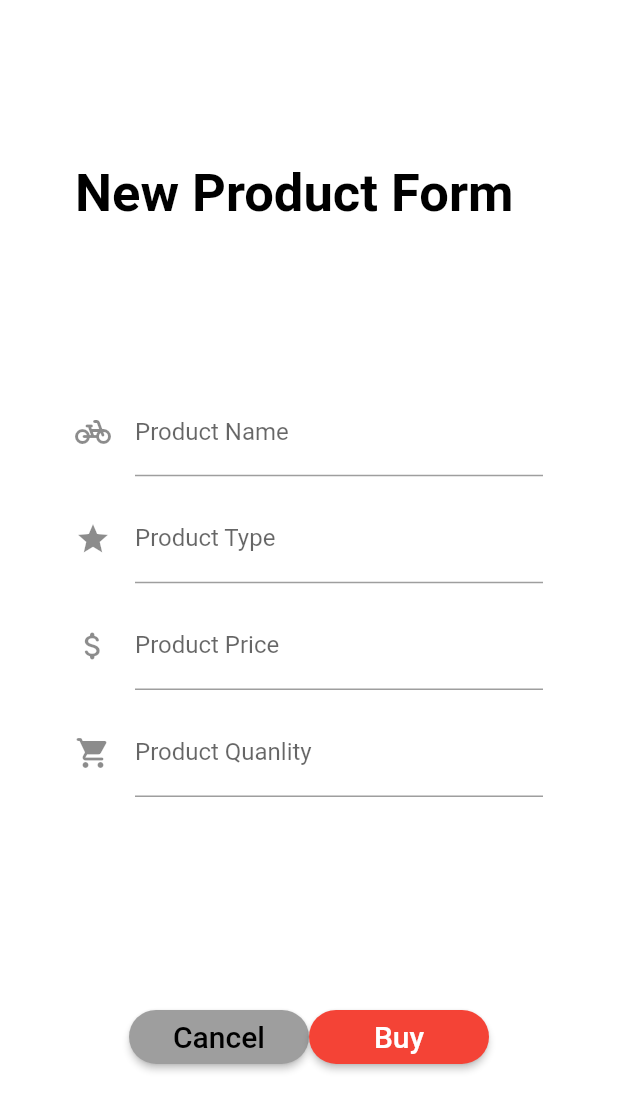
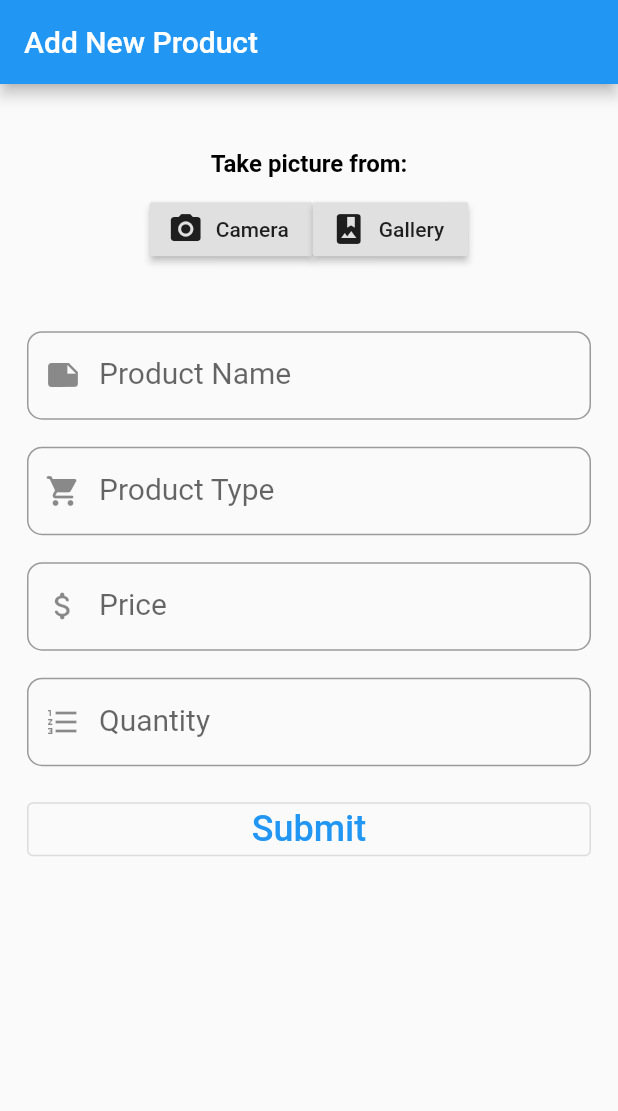
Before and after one commit to iskandar1998/com263592midtermstiw2044myshop1, a Flutter app: the screen it shows after launch, on a phone screen of 412 x 824 dp. Shown: the top 1111 px of the screen. Run offline on Flutter 3.47's test engine with Material 2 defaults, Android fonts, the phone set to English and light mode, and no system bars; our stand-ins replace fluttertoast, image_picker, modal_progress_hud.

Commit message:
second upload

```diff
--- a/lib/newproduct.dart
+++ b/lib/newproduct.dart
@@ -1,6 +1,51 @@
+import 'dart:io';
+
+import 'package:com263592midtermstiw2044myshop1/product.dart';
 import 'package:flutter/material.dart';
+import 'package:fluttertoast/fluttertoast.dart';
+import 'package:image_picker/image_picker.dart';
+import 'package:modal_progress_hud/modal_progress_hud.dart';
+import 'package:provider/provider.dart';
 
-class Newproduct extends StatelessWidget {
+class Newproduct extends StatefulWidget {
+  @override
+  _NewproductState createState() => _NewproductState();
+}
+
+class _NewproductState extends State<Newproduct> {
+  double screenHeight, screenWidth;
+
+  bool _isLoading = false;
+  final _formKey = GlobalKey<FormState>();
+  String _productName, _productType;
+  double _price;
+  int _quantity;
+
+  File _image;
+  final picker = ImagePicker();
+
+  Future getImagefromcamera() async {
+    final pickedImage = await picker.getImage(source: ImageSource.camera);
+    setState(() {
+      if (pickedImage != null) {
+        _image = File(pickedImage.path);
+      } else {
+        print("No Image Selected");
+      }
+    });
+  }
+
+  Future getImagefromGallery() async {
+    final pickedImage = await picker.getImage(source: ImageSource.gallery);
+    setState(() {
+      if (pickedImage != null) {
+        _image = File(pickedImage.path);
+      } else {
+        print("No Image Selected");
+      }
+    });
+  }
+
   Widget textField({
     @required String hintText,
   }) {
@@ -40,78 +85,194 @@ class Newproduct extends StatelessWidget {
 
   @override
   Widget build(BuildContext context) {
-    var prname;
-    var prtype;
-    var prprice;
-    var prqty;
-
+    screenHeight = MediaQuery.of(context).size.height;
+    screenWidth = MediaQuery.of(context).size.width;
     return Scaffold(
-      backgroundColor: Colors.white,
+      appBar: AppBar(
+        title: Text(
+          'Add New Product',
+        ),
+      ),
       body: SafeArea(
+        child: ModalProgressHUD(
+          inAsyncCall: _isLoading,
+          child: SingleChildScrollView(
+            child: Column(
+              mainAxisSize: MainAxisSize.min,
+              mainAxisAlignment: MainAxisAlignment.end,
+              crossAxisAlignment: CrossAxisAlignment.center,
+              children: [
+                Flexible(child: _imageSelector(context)),
+                Flexible(
                   child: Container(
-          margin: EdgeInsets.symmetric(horizontal: 50),
+                    margin: EdgeInsets.symmetric(horizontal: 18),
+                    child: Form(
+                      key: _formKey,
                       child: Column(
-            crossAxisAlignment: CrossAxisAlignment.start,
-            mainAxisAlignment: MainAxisAlignment.spaceEvenly,
                         children: [
-              Text(
-                "New Product Form",
-                style: TextStyle(
-                  color: Colors.black,
-                  fontWeight: FontWeight.bold,
-                  fontSize: 35,
+                          TextFormField(
+                            decoration: InputDecoration(
+                              border: OutlineInputBorder(
+                                borderRadius: BorderRadius.circular(10),
+                              ),
+                              labelText: 'Product Name',
+                              labelStyle: TextStyle(
+                                fontSize: 20,
+                              ),
+                              hintText: 'Product Name',
+                              prefixIcon: Icon(Icons.note),
+                            ),
+                            onSaved: (newValue) => _productName = newValue,
+                          ),
+                          SizedBox(
+                            height: 18,
+                          ),
+                          TextFormField(
+                            decoration: InputDecoration(
+                              border: OutlineInputBorder(
+                                borderRadius: BorderRadius.circular(10),
+                              ),
+                              labelText: 'Product Type',
+                              labelStyle: TextStyle(
+                                fontSize: 20,
+                              ),
+                              hintText: 'Product Type',
+                              prefixIcon:
+                                  Icon(Icons.local_grocery_store_rounded),
+                            ),
+                            onSaved: (newValue) => _productType = newValue,
+                          ),
+                          SizedBox(
+                            height: 18,
+                          ),
+                          TextFormField(
+                            keyboardType: TextInputType.number,
+                            decoration: InputDecoration(
+                                border: OutlineInputBorder(
+                                  borderRadius: BorderRadius.circular(10),
+                                ),
+                                labelText: 'Price',
+                                labelStyle: TextStyle(
+                                  fontSize: 20,
+                                ),
+                                hintText: 'Price',
+                                prefixIcon: Icon(Icons.attach_money_rounded),
+                                suffix: Text('RM')),
+                            onSaved: (newValue) =>
+                                _price = double.tryParse(newValue),
+                          ),
+                          SizedBox(
+                            height: 18,
+                          ),
+                          TextFormField(
+                            keyboardType: TextInputType.number,
+                            decoration: InputDecoration(
+                              border: OutlineInputBorder(
+                                borderRadius: BorderRadius.circular(10),
+                              ),
+                              labelText: 'Quantity',
+                              labelStyle: TextStyle(
+                                fontSize: 20,
+                              ),
+                              hintText: 'Quantity',
+                              prefixIcon: Icon(Icons.format_list_numbered),
+                            ),
+                            onSaved: (newValue) =>
+                                _quantity = int.tryParse(newValue),
+                          ),
+                        ],
+                      ),
+                    ),
                   ),
                 ),
                 Container(
-                height: 300,
-                child: Column(
-                  mainAxisAlignment: MainAxisAlignment.spaceBetween,
-                  children: [
-                    TextField(
-                      controller: prname,
-                      decoration: InputDecoration(
-                          labelText: 'Product Name',
-                          icon: Icon(Icons.pedal_bike_rounded)),
+                  margin: EdgeInsets.all(18),
+                  width: double.infinity,
+                  child: OutlinedButton(
+                    onPressed: () {
+                      _submit(context);
+                    },
+                    child: Text(
+                      'Submit',
+                      style: TextStyle(fontSize: 24),
                     ),
-                    TextField(
-                      controller: prtype,
-                      decoration: InputDecoration(
-                          labelText: 'Product Type',
-                          icon: Icon(Icons.grade_sharp)),
                   ),
-                    TextField(
-                      controller: prprice,
-                      decoration: InputDecoration(
-                          labelText: 'Product Price',
-                          icon: Icon(Icons.attach_money_rounded)),
                 ),
-                    TextField(
-                      controller: prqty,
-                      decoration: InputDecoration(
-                          labelText: 'Product Quanlity',
-                          icon: Icon(Icons.local_grocery_store_rounded)),
-                    ),
-                    SizedBox(height: 15),
               ],
             ),
-              ),
-              Row(
-                mainAxisAlignment: MainAxisAlignment.center,
-                children: [
-                  button(
-                      buttonName: "Cancel",
-                      color: Colors.grey,
-                      textColor: Colors.black),
-                  button(
-                      buttonName: "Buy",
-                      color: Colors.red,
-                      textColor: Colors.white),
-                ],
-              )
-            ],
           ),
         ),
       ),
     );
   }
+
+  void _submit(BuildContext context) async {
+    if (_formKey.currentState.validate()) {
+      _formKey.currentState.save();
+      Product product = Product(
+          productName: _productName,
+          productType: _productType,
+          price: _price,
+          quantity: _quantity);
+
+      setState(() {
+        _isLoading = true;
+      });
+      // bool isCreated =
+      //     await Provider.of<ProductProvider>(context, listen: false)
+      //         .addProduct(product, _image);
+      // setState(() {
+      //   _isLoading = false;
+      // });
+      // if (!isCreated)
+      {
+        Fluttertoast.showToast(
+            msg: "Adding product failed",
+            toastLength: Toast.LENGTH_SHORT,
+            gravity: ToastGravity.CENTER,
+            timeInSecForIosWeb: 1,
+            textColor: Colors.black,
+            fontSize: 16.0);
       }
+      Navigator.of(context).pop();
+    }
+  }
+
+  Container _imageSelector(BuildContext context) {
+    return Container(
+      height: screenHeight / 5,
+      child: Column(
+        mainAxisSize: MainAxisSize.min,
+        crossAxisAlignment: CrossAxisAlignment.center,
+        mainAxisAlignment: MainAxisAlignment.center,
+        children: <Widget>[
+          Container(
+              alignment: Alignment.center,
+              child: Text(
+                "Take picture from:",
+                style: TextStyle(
+                    color: Colors.black,
+                    fontWeight: FontWeight.bold,
+                    fontSize: 16),
+              )),
+          SizedBox(height: 10),
+          Row(
+            mainAxisAlignment: MainAxisAlignment.center,
+            children: [
+              RaisedButton.icon(
+                icon: Icon(Icons.camera_alt),
+                onPressed: getImagefromcamera,
+                label: Text('Camera'),
+              ),
+              RaisedButton.icon(
+                icon: Icon(Icons.photo_album),
+                onPressed: getImagefromGallery,
+                label: Text('Gallery'),
+              ),
+            ],
+          ),
+        ],
+      ),
+    );
+  }
+}
--- /dev/null
+++ b/lib/product.dart
@@ -0,0 +1,60 @@
+import 'dart:convert';
+import 'dart:io';
+import 'package:http/http.dart' as http;
+import 'package:flutter/material.dart';
+
+class Product {
+  String productName, productType, pictureUrl, image64;
+  double price;
+  int quantity, productId;
+
+  Product(
+      {this.productId,
+      this.productName,
+      this.productType,
+      this.price,
+      this.quantity});
+
+  Product.fromJson(json) {
+    productId = json['productId'];
+    productName = json['productName'];
+    productType = json['productType'];
+    price = json['price'].toDouble();
+    quantity = json['quantity'];
+    pictureUrl = json['picture'];
+  }
+}
+
+class ProductProvider with ChangeNotifier {
+  List<Product> productList = [];
+  getProducts() async {
+    var url = Uri.parse('http://192.168.8.31/myshop/php/loadproducts.php');
+    var response = await http.get(url);
+    var data = jsonDecode(response.body);
+
+    if (response.statusCode == 200 && data['status'] == 'success') {
+      data = data['data']['products'];
+      print(data);
+      productList =
+          data.map<Product>((item) => Product.fromJson(item)).toList();
+      notifyListeners();
+    }
+  }
+
+  Future<bool> addProduct(Product product, File imageFile) async {
+    String base64Image = base64Encode(imageFile.readAsBytesSync());
+    var url = Uri.parse('http://192.168.8.31/myshop/php/newproduct.php');
+    var response = await http.post(url, body: {
+      'productName': product.productName,
+      'productType': product.productType,
+      'price': product.price.toString(),
+      'quantity': product.quantity.toString(),
+      'encoded_base64string': base64Image,
+    });
+    if (response.body == 'success') {
+      getProducts();
+      return true;
+    }
+    return false;
+  }
+}
```
Also changed, not shown: pubspec.yaml (+11 -1 lines), assets/images/restaurant.png (deleted), assets/images/restaurant1.png (deleted), pubspec.lock, 3 other files. Lines whose indentation alone changed are shown as unchanged.
